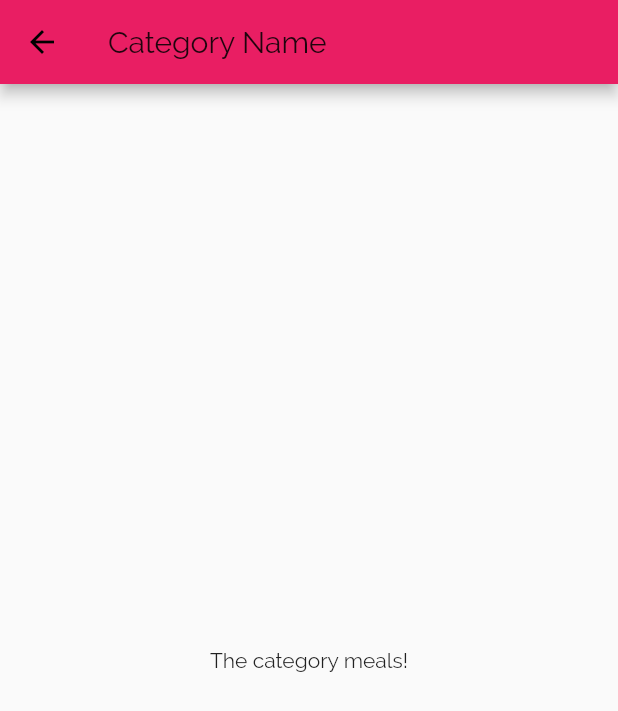
After one commit to daviditco4/meals-app, a Flutter app: the screen it shows after launch, after a tap on "Italian", on a phone screen of 412 x 824 dp. The commit adds this screen. Shown: the top 711 px of the screen. Run offline on Flutter 3.47's test engine with Material 2 defaults, Android fonts, the light colour scheme and no system bars.

Commit message:
Add navigation to the category meals page

```diff
--- a/lib/category_item.dart
+++ b/lib/category_item.dart
@@ -1,4 +1,6 @@
 import 'package:flutter/material.dart';
+
+import 'category_meals_page.dart';
 
 class CategoryItem extends StatelessWidget {
   const CategoryItem(this.title, this.color);
@@ -6,11 +8,22 @@ class CategoryItem extends StatelessWidget {
   final String title;
   final Color color;
 
+  void pushCategoryMealsPage(BuildContext context) {
+    Navigator.of(context).push(
+      MaterialPageRoute(builder: (_) => CategoryMealsPage()),
+    );
+  }
+
   @override
   Widget build(BuildContext context) {
-    return Container(
+    final borderRadius = BorderRadius.circular(15.0);
+
+    return InkWell(
+      onTap: () => pushCategoryMealsPage(context),
+      borderRadius: borderRadius,
+      child: Container(
         decoration: BoxDecoration(
-        borderRadius: BorderRadius.circular(15.0),
+          borderRadius: borderRadius,
           gradient: LinearGradient(
             colors: [color.withOpacity(0.7), color],
             begin: Alignment.topLeft,
@@ -19,6 +32,7 @@ class CategoryItem extends StatelessWidget {
         ),
         padding: const EdgeInsets.all(15.0),
         child: Text(title, style: Theme.of(context).textTheme.headline6),
+      ),
     );
   }
 }
--- /dev/null
+++ b/lib/category_meals_page.dart
@@ -0,0 +1,11 @@
+import 'package:flutter/material.dart';
+
+class CategoryMealsPage extends StatelessWidget {
+  @override
+  Widget build(BuildContext context) {
+    return Scaffold(
+      appBar: AppBar(title: const Text('Category Name')),
+      body: const Center(child: const Text('The category meals!')),
+    );
+  }
+}
```
Lines whose indentation alone changed are shown as unchanged.
